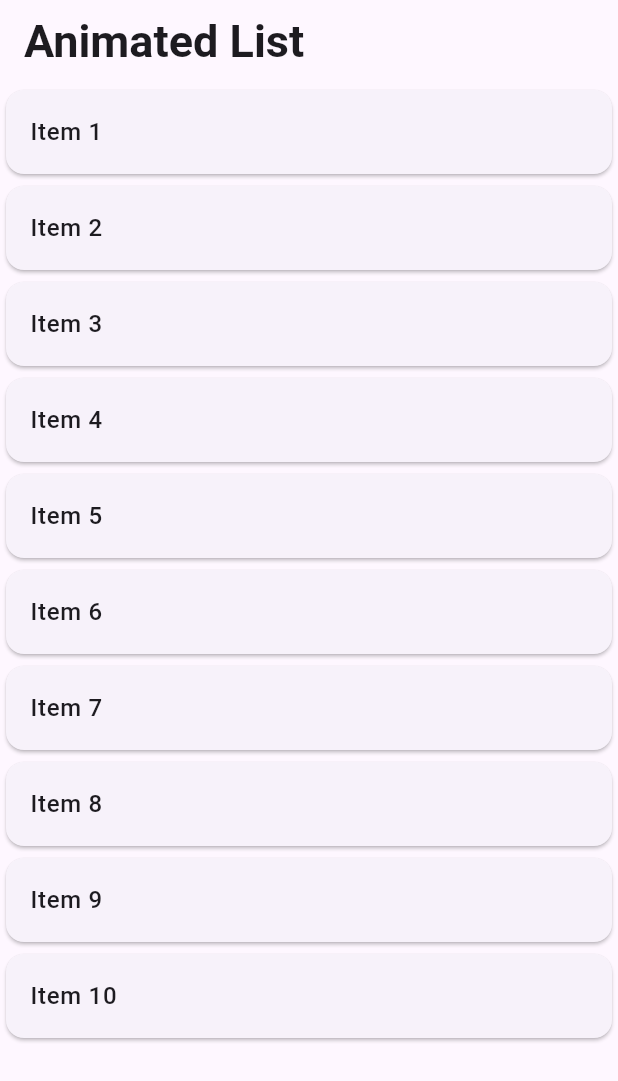
After one commit to rayliverified/FlutterGames, a Flutter app: the AnimatedListSample screen opened directly, on a phone screen of 412 x 824 dp. The commit adds this screen. Shown: the top 1081 px of the screen. Run offline on Flutter 3.47's test engine with Material 3 defaults, Android fonts, the phone set to English and light mode, and no system bars; our stand-ins replace responsive_framework; network calls fail.

Commit message:
RSM Prototype #2 Reorderable List Test

```diff
--- /dev/null
+++ b/lib/main_animated_list.dart
@@ -0,0 +1,71 @@
+import 'package:flutter/material.dart';
+
+void main() {
+  runApp(MyApp());
+}
+
+class MyApp extends StatelessWidget {
+  @override
+  Widget build(BuildContext context) {
+    return MaterialApp(
+      title: 'Flutter Animated List',
+      home: AnimatedListSample(),
+    );
+  }
+}
+
+class AnimatedListSample extends StatefulWidget {
+  @override
+  _AnimatedListSampleState createState() => _AnimatedListSampleState();
+}
+
+class _AnimatedListSampleState extends State<AnimatedListSample> {
+  final GlobalKey<AnimatedListState> _listKey = GlobalKey<AnimatedListState>();
+  List<String> _items = List.generate(10, (index) => 'Item ${index + 1}');
+
+  void _onReorder(int oldIndex, int newIndex) {
+    setState(() {
+      if (newIndex > oldIndex) {
+        newIndex -= 1;
+      }
+      final String item = _items.removeAt(oldIndex);
+      _items.insert(newIndex, item);
+
+      _listKey.currentState!.removeItem(
+        oldIndex,
+        (context, animation) => _buildItem(item, animation),
+        duration: const Duration(milliseconds: 300),
+      );
+
+      _listKey.currentState!
+          .insertItem(newIndex, duration: const Duration(milliseconds: 300));
+    });
+  }
+
+  Widget _buildItem(String item, Animation<double> animation) {
+    return SizeTransition(
+      key: ValueKey(item),
+      sizeFactor: animation,
+      child: Card(
+        child: ListTile(
+          title: Text(item),
+          key: ValueKey<String>(item),
+        ),
+      ),
+    );
+  }
+
+  @override
+  Widget build(BuildContext context) {
+    return Scaffold(
+      appBar: AppBar(title: Text('Animated List')),
+      body: ReorderableListView(
+        key: _listKey,
+        onReorder: _onReorder,
+        children: _items
+            .map((item) => _buildItem(item, AlwaysStoppedAnimation<double>(1)))
+            .toList(),
+      ),
+    );
+  }
+}
--- a/lib/main_ideal_state_management_v1_prototype.dart
+++ b/lib/main_ideal_state_management_v1_prototype.dart
@@ -20,10 +20,10 @@ class MyApp extends StatefulWidget {
   const MyApp({super.key});
 
   @override
-  State<MyApp> createState() => _MyAppState();
+  State<MyApp> createState() => MyAppState();
 }
 
-class _MyAppState extends State<MyApp> {
+class MyAppState extends State<MyApp> {
   // @observable
   bool paidMember = false;
 
@@ -43,6 +43,10 @@ class _MyAppState extends State<MyApp> {
     super.initState();
     todos = List.generate(
         1000, (index) => Todo(title: 'Todo $index', completed: false));
+  }
+
+  void reorderList() {
+    todos.shuffle();
   }
 
   @override
@@ -123,8 +127,10 @@ class _SliderCheckboxListTileState extends State<SliderCheckboxListTile> {
     return CheckboxListTile(
       value: todo.completed,
       onChanged: (value) {
+        print('On changed');
         todo.completed = value ?? false;
-        setState(() {});
+        context.findAncestorStateOfType<MyAppState>()?.reorderList();
+        // setState(() {});
       },
       controlAffinity: ListTileControlAffinity.leading,
       title: Text(todo.title),
@@ -169,7 +175,13 @@ class _CheckboxListTileWrapperState extends State<CheckboxListTileWrapper> {
     return CheckboxListTile(
       value: widget.todo.completed,
       onChanged: (value) {
+        print('On Changed');
         widget.todo.completed = value ?? false;
+        MyAppState? myAppState = context.findAncestorStateOfType<MyAppState>();
+        if (myAppState != null) {
+          myAppState.reorderList();
+          myAppState.setState(() {});
+        }
         setState(() {});
       },
       controlAffinity: ListTileControlAffinity.leading,
```
